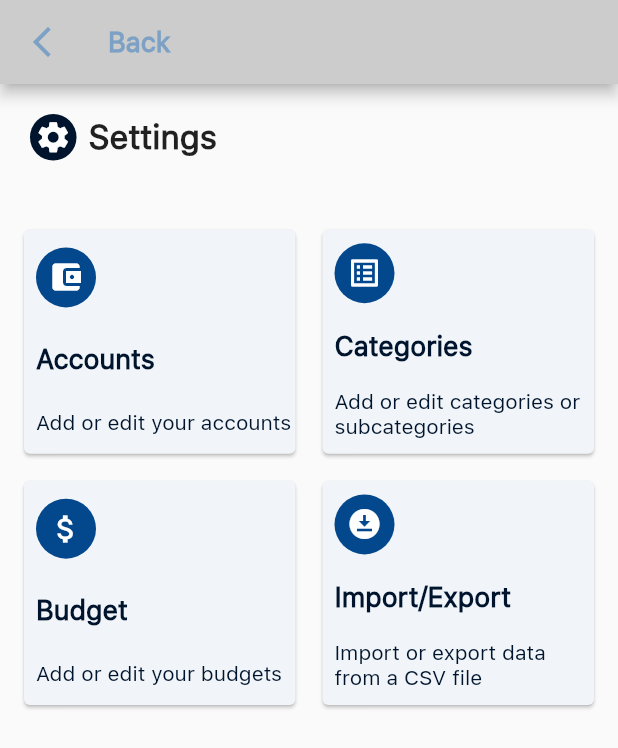
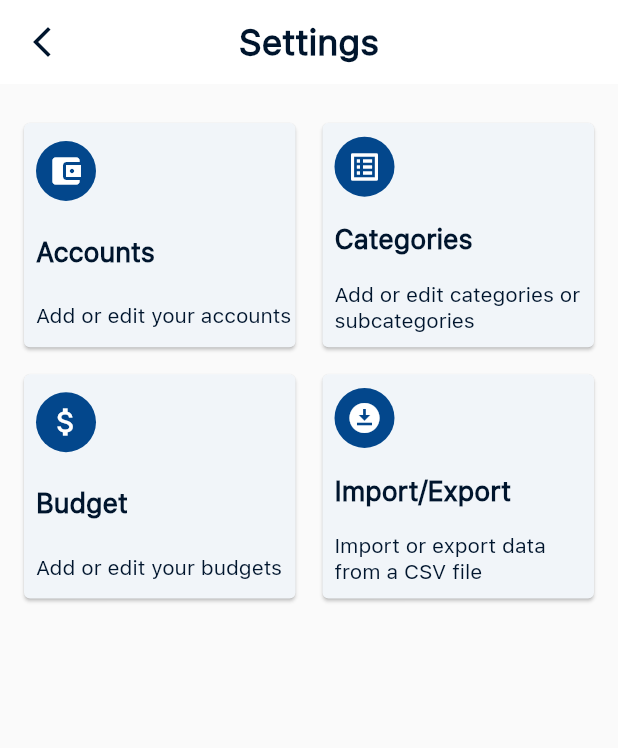
Before and after one commit to RIP-Comm/sossoldi, a Flutter app: the SettingsPage screen opened by its route, on a phone screen of 412 x 824 dp. Shown: the top 748 px of the screen. Run offline on Flutter 3.47's test engine with Material 2 defaults, Android fonts, the light colour scheme and no system bars; our stand-ins replace fl_chart, percent_indicator, sqflite; missing offline and left inert: circular_menu; accounts and stored records are empty.

Commit message:
Changed Appabr in settings_page

```diff
--- a/lib/pages/settings_page.dart
+++ b/lib/pages/settings_page.dart
@@ -38,54 +38,29 @@ class _SettingsPageState extends State<SettingsPage> {
   Widget build(BuildContext context) {
     return Scaffold(
       appBar: AppBar(
+        backgroundColor: Theme.of(context).colorScheme.background,
+        elevation: 0,
+        centerTitle: true,
         leading: IconButton(
-          icon: const Icon(
+          icon: Icon(
             Icons.arrow_back_ios_new,
-            color: Color(0XFF7DA1C4),
+            color: Theme.of(context).colorScheme.primary,
           ),
           onPressed: () {
             Navigator.pop(context);
             // Return to previous page
           },
         ),
-        backgroundColor: const Color.fromRGBO(204, 204, 204, 1),
-        title: const Text(
-          'Back',
-          style: TextStyle(color: Color(0XFF7DA1C4)),
+        title: Text(
+          'Settings',
+          style: Theme.of(context)
+              .textTheme
+              .headlineLarge!
+              .copyWith(color: Theme.of(context).colorScheme.primary),
         ),
       ),
       body: Column(
         children: [
-          Padding(
-            padding: const EdgeInsets.all(20.0),
-            child: Row(
-              children: [
-                Container(
-                  decoration: const BoxDecoration(
-                    shape: BoxShape.circle,
-                    color: Color(0XFF00152D),
-                  ),
-                  child: const Padding(
-                    padding: EdgeInsets.all(3.0),
-                    child: Icon(
-                      Icons.settings,
-                      size: 25.0,
-                      color: Colors.white,
-                    ),
-                  ),
-                ),
-                const Padding(
-                  padding: EdgeInsets.only(left: 8.0),
-                  child: Text(
-                    'Settings',
-                    style: TextStyle(
-                      fontSize: 22.0,
-                    ),
-                  ),
-                ),
-              ],
-            ),
-          ),
           const SizedBox(
             height: 10,
           ),
```
Also changed, not shown: 1 other file.
